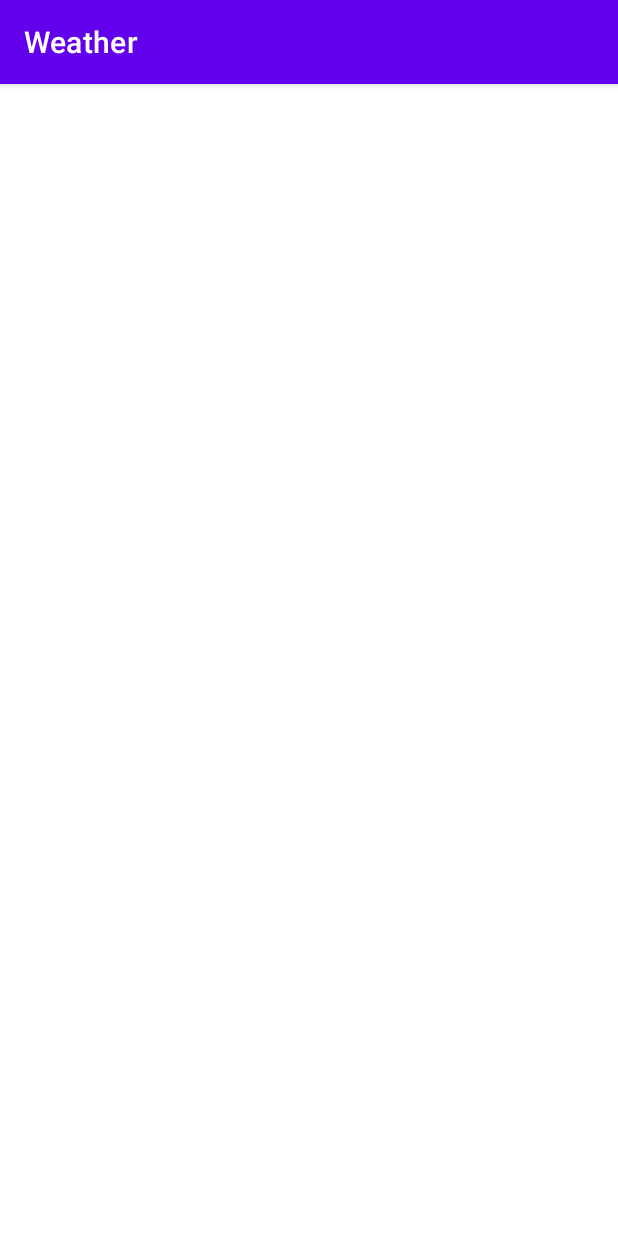
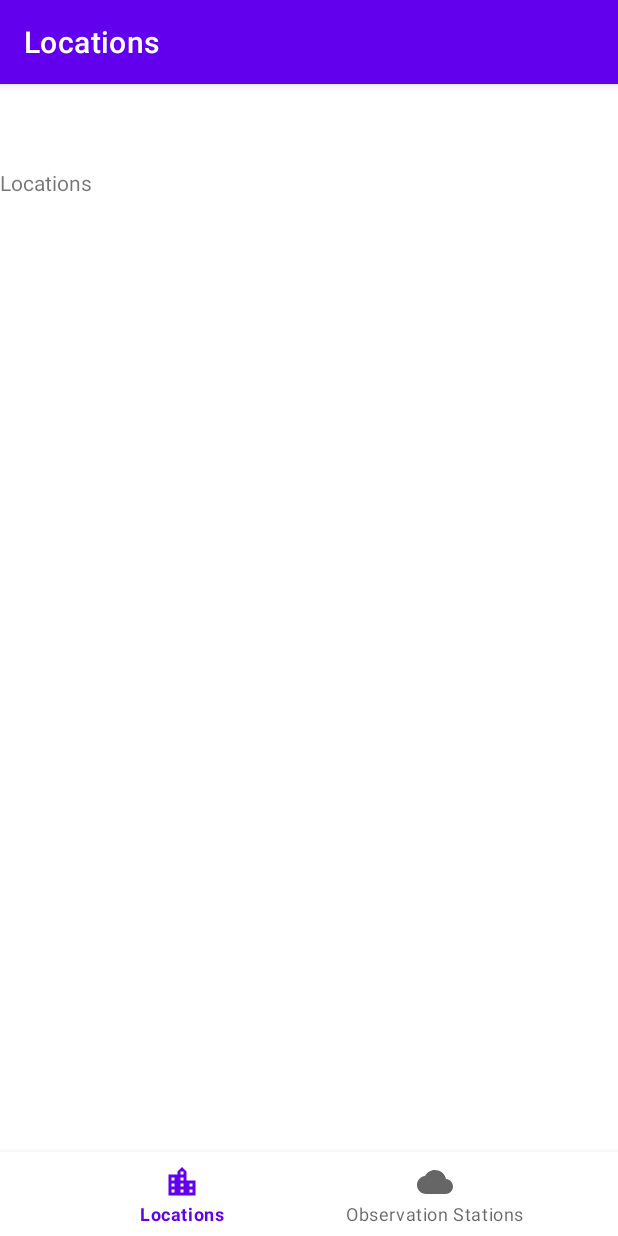
Before and after one commit to DylanGore/Mobile-App-Dev-1-Assignment2, an Android app: the screen it shows after launch (MainActivity), on a phone screen of 412 x 824 dp. Run offline under Robolectric (Android 15) with nearby library versions, the phone set to English and light mode, and no system bars; our stand-ins replace navigation-ui.

Commit message:
Add basic navigation

```diff
--- a/app/src/main/java/ie/dylangore/mad1/assignment2/MainActivity.kt
+++ b/app/src/main/java/ie/dylangore/mad1/assignment2/MainActivity.kt
@@ -1,17 +1,31 @@
 package ie.dylangore.mad1.assignment2
 
 import android.os.Bundle
-import com.google.android.material.bottomnavigation.BottomNavigationView
 import androidx.appcompat.app.AppCompatActivity
-import androidx.navigation.findNavController
+import androidx.fragment.app.Fragment
+import androidx.fragment.app.FragmentContainerView
+import androidx.navigation.fragment.NavHostFragment
 import androidx.navigation.ui.AppBarConfiguration
 import androidx.navigation.ui.setupActionBarWithNavController
 import androidx.navigation.ui.setupWithNavController
+import com.google.android.material.bottomnavigation.BottomNavigationView
+import ie.dylangore.mad1.assignment2.ui.fragments.LocationsFragment
+import ie.dylangore.mad1.assignment2.ui.fragments.ObservationStationsFragment
 
 class MainActivity : AppCompatActivity() {
 
     override fun onCreate(savedInstanceState: Bundle?) {
         super.onCreate(savedInstanceState)
         setContentView(R.layout.activity_main)
+
+        val navView: BottomNavigationView = findViewById(R.id.nav_view)
+        val navHostFragment = supportFragmentManager.findFragmentById(R.id.nav_host_fragment) as NavHostFragment
+        val navController = navHostFragment.navController
+
+        val appBarConfiguration = AppBarConfiguration(setOf(R.id.nav_locations, R.id.nav_observation_stations))
+        setupActionBarWithNavController(navController, appBarConfiguration)
+        navView.setupWithNavController(navController)
+
     }
+
 }
--- /dev/null
+++ b/app/src/main/java/ie/dylangore/mad1/assignment2/ui/fragments/LocationsFragment.kt
@@ -0,0 +1,19 @@
+package ie.dylangore.mad1.assignment2.ui.fragments
+
+import android.os.Bundle
+import androidx.fragment.app.Fragment
+import android.view.LayoutInflater
+import android.view.View
+import android.view.ViewGroup
+import ie.dylangore.mad1.assignment2.R
+
+class LocationsFragment : Fragment() {
+    override fun onCreateView(
+        inflater: LayoutInflater,
+        container: ViewGroup?,
+        savedInstanceState: Bundle?
+    ): View? {
+        // Inflate the layout for this fragment
+        return inflater.inflate(R.layout.fragment_locations, container, false)
+    }
+}
--- /dev/null
+++ b/app/src/main/java/ie/dylangore/mad1/assignment2/ui/fragments/ObservationStationsFragment.kt
@@ -0,0 +1,20 @@
+package ie.dylangore.mad1.assignment2.ui.fragments
+
+import android.os.Bundle
+import androidx.fragment.app.Fragment
+import android.view.LayoutInflater
+import android.view.View
+import android.view.ViewGroup
+import ie.dylangore.mad1.assignment2.R
+
+class ObservationStationsFragment : Fragment() {
+
+    override fun onCreateView(
+        inflater: LayoutInflater,
+        container: ViewGroup?,
+        savedInstanceState: Bundle?
+    ): View? {
+        // Inflate the layout for this fragment
+        return inflater.inflate(R.layout.fragment_observation_stations, container, false)
+    }
+}
--- /dev/null
+++ b/app/src/main/res/drawable/ic_cloud.xml
@@ -0,0 +1,5 @@
+<vector android:height="24dp" android:tint="#FFFFFF"
+    android:viewportHeight="24" android:viewportWidth="24"
+    android:width="24dp" xmlns:android="http://schemas.android.com/apk/res/android">
+    <path android:fillColor="@android:color/white" android:pathData="M19.35,10.04C18.67,6.59 15.64,4 12,4 9.11,4 6.6,5.64 5.35,8.04 2.34,8.36 0,10.91 0,14c0,3.31 2.69,6 6,6h13c2.76,0 5,-2.24 5,-5 0,-2.64 -2.05,-4.78 -4.65,-4.96z"/>
+</vector>
--- /dev/null
+++ b/app/src/main/res/drawable/ic_location_city.xml
@@ -0,0 +1,5 @@
+<vector android:height="24dp" android:tint="#FFFFFF"
+    android:viewportHeight="24" android:viewportWidth="24"
+    android:width="24dp" xmlns:android="http://schemas.android.com/apk/res/android">
+    <path android:fillColor="@android:color/white" android:pathData="M15,11L15,5l-3,-3 -3,3v2L3,7v14h18L21,11h-6zM7,19L5,19v-2h2v2zM7,15L5,15v-2h2v2zM7,11L5,11L5,9h2v2zM13,19h-2v-2h2v2zM13,15h-2v-2h2v2zM13,11h-2L11,9h2v2zM13,7h-2L11,5h2v2zM19,19h-2v-2h2v2zM19,15h-2v-2h2v2z"/>
+</vector>
--- a/app/src/main/res/layout/activity_main.xml
+++ b/app/src/main/res/layout/activity_main.xml
@@ -1,7 +1,34 @@
 <?xml version="1.0" encoding="utf-8"?>
 <androidx.constraintlayout.widget.ConstraintLayout xmlns:android="http://schemas.android.com/apk/res/android"
     xmlns:app="http://schemas.android.com/apk/res-auto"
+    xmlns:tools="http://schemas.android.com/tools"
     android:id="@+id/container"
     android:layout_width="match_parent"
     android:layout_height="match_parent"
-    android:paddingTop="?attr/actionBarSize"/>
+    android:paddingTop="?attr/actionBarSize">
+
+    <com.google.android.material.bottomnavigation.BottomNavigationView
+        android:id="@+id/nav_view"
+        android:layout_width="0dp"
+        android:layout_height="wrap_content"
+        android:layout_marginStart="0dp"
+        android:layout_marginEnd="0dp"
+        android:background="?android:attr/windowBackground"
+        app:layout_constraintBottom_toBottomOf="parent"
+        app:layout_constraintLeft_toLeftOf="parent"
+        app:layout_constraintRight_toRightOf="parent"
+        app:menu="@menu/menu_bottom" />
+
+    <androidx.fragment.app.FragmentContainerView
+        android:id="@+id/nav_host_fragment"
+        android:name="androidx.navigation.fragment.NavHostFragment"
+        android:layout_width="match_parent"
+        android:layout_height="match_parent"
+        app:defaultNavHost="true"
+        app:layout_constraintBottom_toTopOf="@id/nav_view"
+        app:layout_constraintLeft_toLeftOf="parent"
+        app:layout_constraintRight_toRightOf="parent"
+        app:layout_constraintTop_toTopOf="parent"
+        app:navGraph="@navigation/mobile_navigation" />
+
+</androidx.constraintlayout.widget.ConstraintLayout>
--- /dev/null
+++ b/app/src/main/res/layout/fragment_locations.xml
@@ -0,0 +1,14 @@
+<?xml version="1.0" encoding="utf-8"?>
+<FrameLayout xmlns:android="http://schemas.android.com/apk/res/android"
+    xmlns:tools="http://schemas.android.com/tools"
+    android:layout_width="match_parent"
+    android:layout_height="match_parent"
+    tools:context=".ui.fragments.LocationsFragment">
+
+    <!-- TODO: Update blank fragment layout -->
+    <TextView
+        android:layout_width="match_parent"
+        android:layout_height="match_parent"
+        android:text="@string/title_locations" />
+
+</FrameLayout>
--- /dev/null
+++ b/app/src/main/res/layout/fragment_observation_stations.xml
@@ -0,0 +1,14 @@
+<?xml version="1.0" encoding="utf-8"?>
+<FrameLayout xmlns:android="http://schemas.android.com/apk/res/android"
+    xmlns:tools="http://schemas.android.com/tools"
+    android:layout_width="match_parent"
+    android:layout_height="match_parent"
+    tools:context=".ui.fragments.ObservationStationsFragment">
+
+    <!-- TODO: Update blank fragment layout -->
+    <TextView
+        android:layout_width="match_parent"
+        android:layout_height="match_parent"
+        android:text="@string/title_observation_stations" />
+
+</FrameLayout>
--- /dev/null
+++ b/app/src/main/res/menu/menu_bottom.xml
@@ -0,0 +1,12 @@
+<?xml version="1.0" encoding="utf-8"?>
+<menu xmlns:android="http://schemas.android.com/apk/res/android">
+
+    <item
+        android:id="@+id/nav_locations"
+        android:icon="@drawable/ic_location_city"
+        android:title="@string/title_locations" />
+    <item
+        android:id="@+id/nav_observation_stations"
+        android:icon="@drawable/ic_cloud"
+        android:title="@string/title_observation_stations" />
+</menu>
--- /dev/null
+++ b/app/src/main/res/navigation/mobile_navigation.xml
@@ -0,0 +1,18 @@
+<?xml version="1.0" encoding="utf-8"?>
+<navigation xmlns:android="http://schemas.android.com/apk/res/android"
+    xmlns:app="http://schemas.android.com/apk/res-auto"
+    xmlns:tools="http://schemas.android.com/tools"
+    android:id="@+id/mobile_navigation.xml"
+    app:startDestination="@id/nav_locations">
+
+    <fragment
+        android:id="@+id/nav_locations"
+        android:name="ie.dylangore.mad1.assignment2.ui.fragments.LocationsFragment"
+        android:label="@string/title_locations"
+        tools:layout="@layout/fragment_locations" />
+    <fragment
+        android:id="@+id/nav_observation_stations"
+        android:name="ie.dylangore.mad1.assignment2.ui.fragments.ObservationStationsFragment"
+        android:label="@string/title_observation_stations"
+        tools:layout="@layout/fragment_observation_stations" />
+</navigation>
--- a/app/src/main/res/values/strings.xml
+++ b/app/src/main/res/values/strings.xml
@@ -1,3 +1,5 @@
 <resources>
     <string name="app_name">Weather</string>
+    <string name="title_locations">Locations</string>
+    <string name="title_observation_stations">Observation Stations</string>
 </resources>
```
